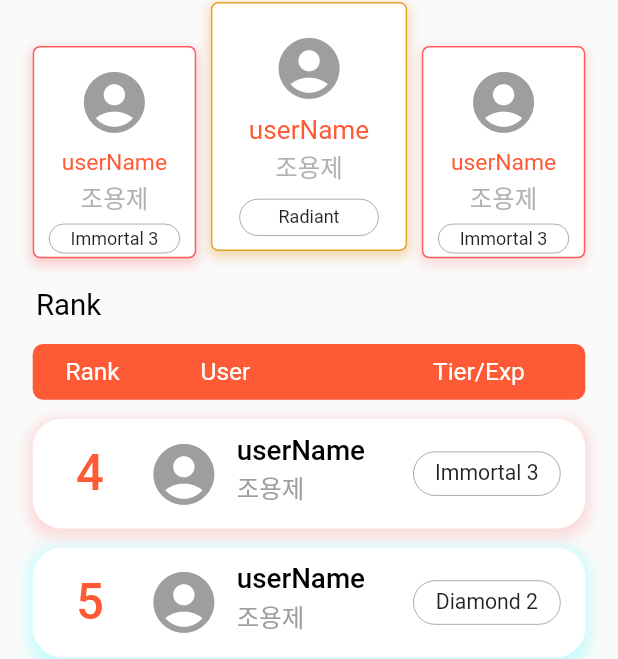
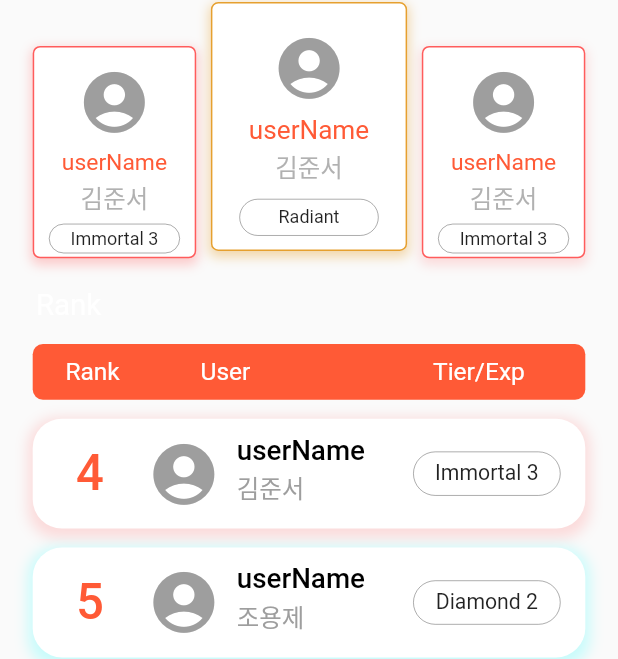
Before and after one commit to BSSM-GG/BSSMGG_APP, a Flutter app: the ValRankList widget shown alone on an empty page, opened directly, on a phone screen of 412 x 824 dp. Shown: the part 80-739 px from the top of the screen. Run offline on Flutter 3.47's test engine with Material 2 defaults, Android fonts, the phone set to English and light mode, and no system bars; our stand-ins replace carousel_slider, flutter_screenutil, smooth_page_indicator, stylish_bottom_bar.

Commit message:
[UPDATE] list value, sizedbox height

```diff
--- a/lib/widget/valranklist.dart
+++ b/lib/widget/valranklist.dart
@@ -17,9 +17,9 @@ class _LolRankListState extends State<ValRankList> {
   @override
   void initState() {
     super.initState();
-    valranks.add(ValRank("Radiant", 1, "", "userName", "조용제", 3, 1));
+    valranks.add(ValRank("Radiant", 1, "", "userName", "김준서", 3, 1));
     for (int i = 0; i < 3; i++) {
-      valranks.add(ValRank("Immortal 3", 1, "", "userName", "조용제", 3, 1));
+      valranks.add(ValRank("Immortal 3", 1, "", "userName", "김준서", 3, 1));
     }
     for (int i = 0; i < 5; i++) {
       valranks.add(ValRank("Diamond 2", 1, "", "userName", "조용제", 3, 1));
@@ -306,7 +306,7 @@ class _LolRankListState extends State<ValRankList> {
                   style: TextStyle(
                       fontSize: 18.sp,
                       fontFamily: "Roboto",
-                      color: Colors.black),
+                      color: Colors.white),
                 ),
               ],
             ),
```
